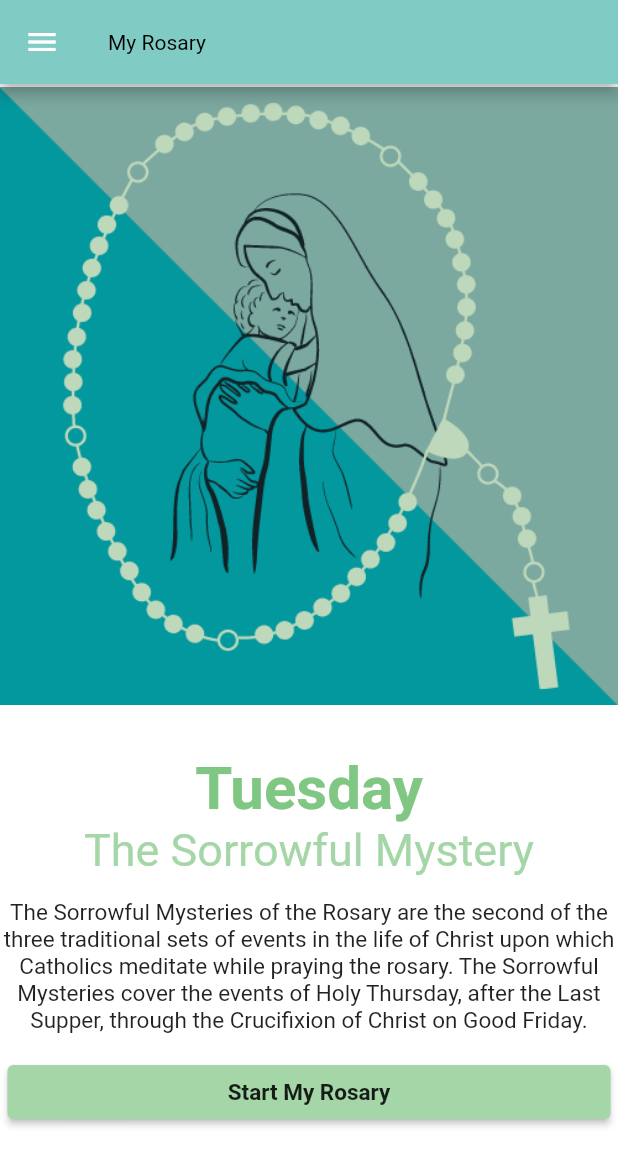
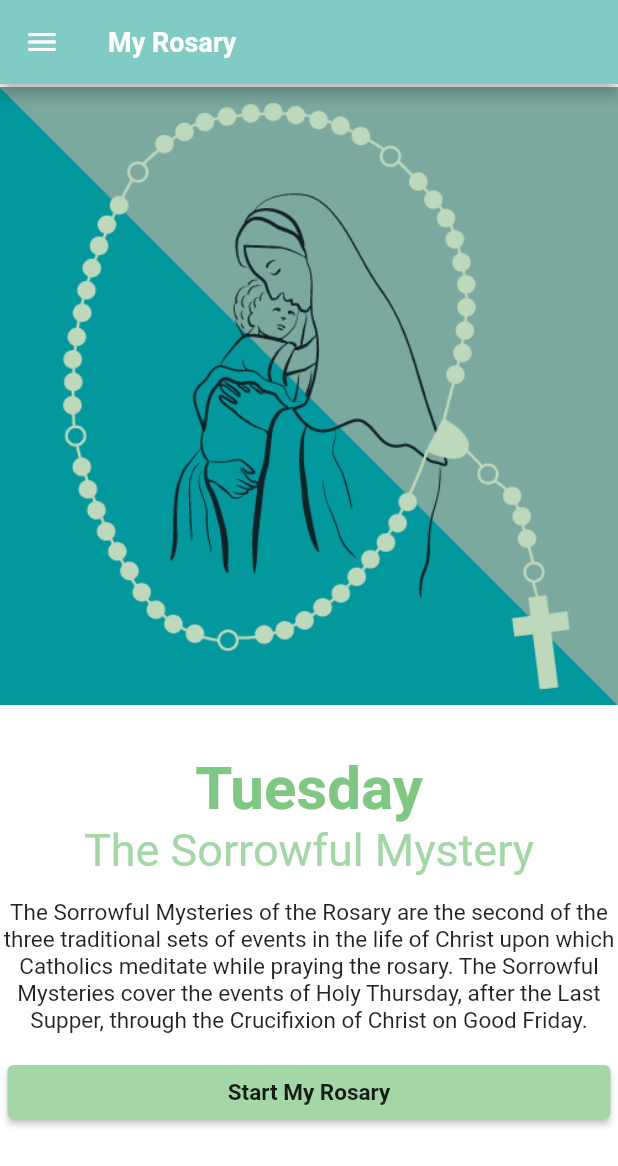
Before and after one commit to helendeguinion1/my_rosary, a Flutter app: the screen it shows after launch, on a phone screen of 412 x 824 dp. Shown: the top 1166 px of the screen. Run offline on Flutter 3.47's test engine with Material 2 defaults, Android fonts, the phone set to English and light mode, and no system bars.

```diff
--- a/lib/main.dart
+++ b/lib/main.dart
@@ -16,11 +16,11 @@ class MyApp extends StatelessWidget {
       title: 'Flutter Demo',
       theme: ThemeData(
         canvasColor: Colors.white,
-        appBarTheme: AppBarTheme(color: Colors.teal[200])
+        appBarTheme: AppBarTheme(color: Colors.teal[200]!)
       ),
       home: const MainScreen(),
       routes: {
-        '/rosary-guide': (context)  => const RosaryGuideScreen()
+        '/rosary-guide': (context) => const RosaryGuideScreen()
       },
     );
   }
--- a/lib/screens/main_screen.dart
+++ b/lib/screens/main_screen.dart
@@ -52,7 +52,9 @@ class _MainScreenState extends State<MainScreen> {
     return MrScaffold(
         appBarTitle: const MrText(
           text: "My Rosary",
-          color: Colors.black,
+          color: Colors.white,
+          fontWeight: FontWeight.bold,
+          fontSize: 18,
         ),
         drawer: const MrMainDrawer(),
         body: Column(children: <Widget>[
--- a/lib/widgets/atoms/mr_text.dart
+++ b/lib/widgets/atoms/mr_text.dart
@@ -14,7 +14,7 @@ class MrText extends StatelessWidget {
   final Color color;
   final double fontSize;
   final FontWeight fontWeight;
-  final TextAlign textAlign;
+  final TextAlign? textAlign;
   @override
   Widget build(BuildContext context) {
     return Text(
--- a/pubspec.yaml
+++ b/pubspec.yaml
@@ -62,7 +62,6 @@ flutter:
   assets:
     - assets/images/main_screen_image.png
     - assets/images/rosary_guide.png
-    #- assets/images/a_dot_ham.jpeg
 
   # An image asset can refer to one or more resolution-specific "variants", see
   # https://flutter.dev/assets-and-images/#resolution-aware.
```
